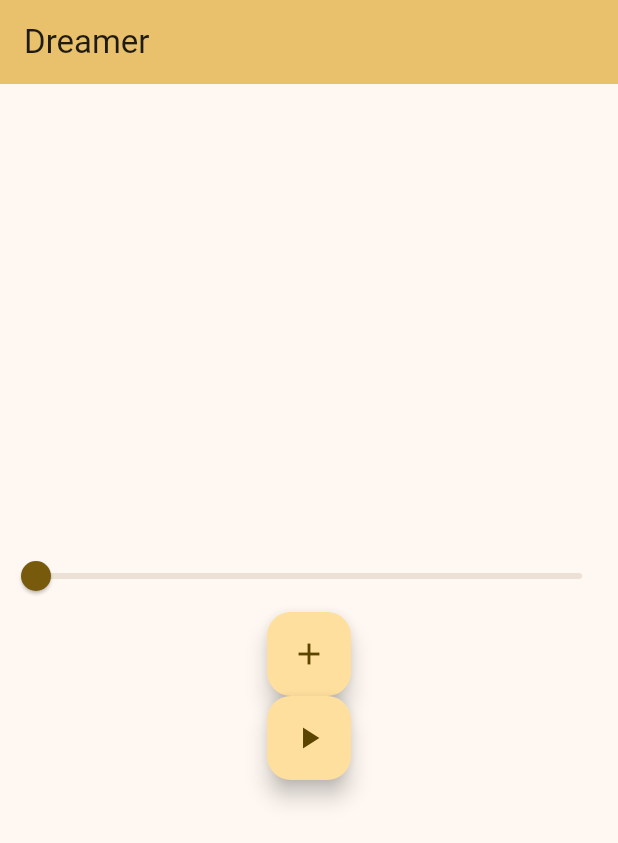
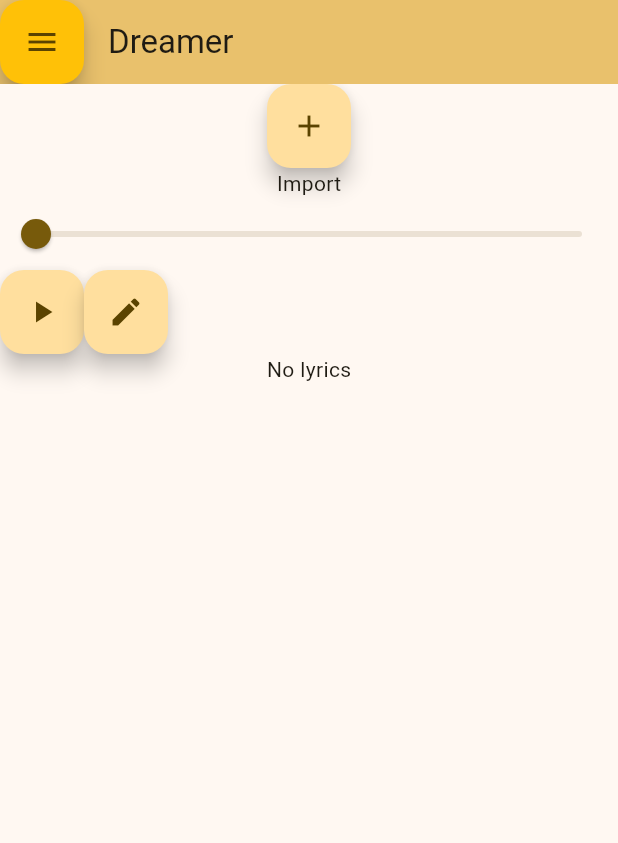
Before and after one commit to judydev/dreamer_playlist, a Flutter app: the screen it shows after launch, after a tap on the "add" icon, on a phone screen of 412 x 824 dp. Shown: the top 843 px of the screen. Run offline on Flutter 3.47's test engine with Material 2 defaults, Android fonts, the light colour scheme and no system bars; our stand-ins replace audioplayers, file_picker.

Commit message:
add lyrics block and edit button

```diff
--- /dev/null
+++ b/lib/lyrics_view.dart
@@ -0,0 +1,83 @@
+import 'package:flutter/material.dart';
+
+class LyricsView extends StatefulWidget {
+  final String lyrics;
+
+  LyricsView(this.lyrics);
+
+  @override
+  LyricsViewState createState() => LyricsViewState();
+}
+
+class LyricsViewState extends State<LyricsView> {
+  String lyrics = "";
+
+  @override
+  void initState() {
+    super.initState();
+
+    lyrics = widget.lyrics;
+  }
+
+  @override
+  Widget build(BuildContext context) {
+    return lyrics.isNotEmpty
+        ? ListView(
+            children: [
+              for (String line in lyrics.split("\n")) Text(line),
+            ],
+          )
+        : Text("No lyrics");
+  }
+}
+
+class ListBuilder extends StatefulWidget {
+  const ListBuilder({
+    super.key,
+    required this.selectedList,
+    required this.isSelectionMode,
+    required this.onSelectionChange,
+  });
+
+  final bool isSelectionMode;
+  final List<bool> selectedList;
+  final Function(bool)? onSelectionChange;
+
+  @override
+  State<ListBuilder> createState() => _ListBuilderState();
+}
+
+class _ListBuilderState extends State<ListBuilder> {
+  void _toggle(int index) {
+    if (widget.isSelectionMode) {
+      setState(() {
+        widget.selectedList[index] = !widget.selectedList[index];
+      });
+    }
+  }
+
+  @override
+  Widget build(BuildContext context) {
+    return ListView.builder(
+        itemCount: widget.selectedList.length,
+        itemBuilder: (_, int index) {
+          return ListTile(
+              onTap: () => _toggle(index),
+              onLongPress: () {
+                if (!widget.isSelectionMode) {
+                  setState(() {
+                    widget.selectedList[index] = true;
+                  });
+                  widget.onSelectionChange!(true);
+                }
+              },
+              trailing: widget.isSelectionMode
+                  ? Checkbox(
+                      value: widget.selectedList[index],
+                      onChanged: (bool? x) => _toggle(index),
+                    )
+                  : const SizedBox.shrink(),
+              title: Text('item $index'));
+        });
+  }
+}
--- a/lib/main.dart
+++ b/lib/main.dart
@@ -1,7 +1,7 @@
-import 'package:audioplayers/audioplayers.dart';
-import 'package:file_picker/file_picker.dart';
 import 'package:flutter/material.dart';
-import './helper.dart';
+import 'package:dreamer_app/project_icon_view.dart';
+import 'package:dreamer_app/project_view.dart';
+import 'package:dreamer_app/project.dart';
 
 void main() {
   runApp(const MyApp());
@@ -13,7 +13,7 @@
   @override
   Widget build(BuildContext context) {
     return MaterialApp(
-      // title: 'Dreamer',
+      title: 'Dreamer',
       theme: ThemeData(
         colorScheme: ColorScheme.fromSeed(seedColor: Colors.amber),
         useMaterial3: true,
@@ -31,82 +31,18 @@
 }
 
 class _MyHomePageState extends State<MyHomePage> {
-  AudioPlayer audioFilePlayer = AudioPlayer();
-  bool isAudioFilePlaying = false;
-  List<String> acceptedAudioExtensions =
-      List.unmodifiable(["m4a", "mp3", "wav"]);
+  // AudioCache audioCache = AudioCache(prefix: 'assets/audio/');
+  List<Project> projects = [];
+  Project currentProject = Project(isEmpty: true, isNew: true);
+  bool isProjectEmpty = true;
 
-  AudioPlayer recordingPlayer = AudioPlayer();
-  bool isRecordingPlaying = false;
-
-  Duration duration = Duration.zero;
-  Duration position = Duration.zero;
-
-  // AudioCache audioCache = AudioCache(prefix: 'assets/audio/');
-
-  List<PlatformFile> audioFileList = [];
-
-  @override
-  void initState() {
-    super.initState();
-
-    setState(() {
-      audioFilePlayer.onPlayerStateChanged.listen((state) {
-        setState(() {
-          isAudioFilePlaying = state == PlayerState.playing;
-        });
-      });
-
-      audioFilePlayer.onPositionChanged.listen((newPosition) {
-        setState(() {
-          position = newPosition;
-        });
-      });
-
-      audioFilePlayer.onDurationChanged.listen((newDuration) {
-        setState(() {
-          duration = newDuration;
-        });
-      });
-
-      // todo: replay the same file
-      // audioFilePlayer.onPlayerComplete.listen((event) {
-      //   audioFilePlayer.play(audioFilePlayer.source!);
-      // });
-    });
-  }
-
-  String formatTime(int seconds) {
-    return '${(Duration(seconds: seconds))}'.split('.')[0].padLeft(8, '0');
-  }
-
-  void _selectFile() {
-    FilePicker.platform.pickFiles().then((selectedFile) => {
-          print(selectedFile),
-          if (selectedFile != null)
-            {
-              for (final file in selectedFile.files)
-                {
-                  if (acceptedAudioExtensions.contains(file.extension))
-                    {
-                      audioFilePlayer.play(DeviceFileSource(file.path!)),
-                      setState(() {
-                        audioFileList.add(file);
-                        isAudioFilePlaying = true;
-                      })
-                    }
-                  else
-                    {
-                      showDialogPopup(
-                          context,
-                          "Warning",
-                          Text("The file you selected is not an audio file."),
-                          [displayTextButton(context, "OK")])
-                    }
-
-                }
-            }
-        });
+  setCurrentProjectCallBack() {
+    setState(
+      () {
+        currentProject.isEmpty = false;
+        isProjectEmpty = false;
+      },
+    );
   }
 
   @override
@@ -115,67 +51,22 @@
         appBar: AppBar(
             backgroundColor: Theme.of(context).colorScheme.inversePrimary,
             title: Text("Dreamer"),
-      ),
-      body: Center(
-        child: Column(
-          mainAxisAlignment: MainAxisAlignment.center,
-          children: <Widget>[
-            Row(
-              children: [
-                ...audioFileList.map((file) => FloatingActionButton(
-                      onPressed: () => {
-                        audioFilePlayer.play(DeviceFileSource(file.path!)),
-                        setState(() => isAudioFilePlaying = true)
+            leading: FloatingActionButton(
+              onPressed: () {
+                setState(() {
+                  currentProject = Project(isEmpty: true);
+                  isProjectEmpty = true;
+                });
               },
-                      heroTag: null,
-                      tooltip: file.name,
-                      child: const Icon(Icons.audio_file),
+              backgroundColor: Colors.amber,
+              child: Icon(Icons.menu),
             )),
-              ],
-            ),
-            Slider(
-              min: 0.0,
-              max: duration.inSeconds.toDouble(),
-              value: position.inSeconds.toDouble(),
-              onChanged: (value) {
-                final position = Duration(seconds: value.toInt());
-                audioFilePlayer.seek(position);
-                audioFilePlayer.resume();
-              },
-            ),
-            FloatingActionButton(
-              onPressed: () => {_selectFile()},
-              heroTag: null,
-              tooltip: 'Import',
-              child: const Icon(Icons.add),
-            ),
-            FloatingActionButton(
-              onPressed: audioFilePlayer.source == null
-                  ? null
-                  : () => {
-                        print('playerId'),
-                        print(audioFilePlayer.playerId),
-                        print(audioFilePlayer.source),
-                        if (isAudioFilePlaying)
-                          {
-                            audioFilePlayer.pause(),
-                            setState(() => isAudioFilePlaying = false)
-                          }
-                        else
-                          {
-                            audioFilePlayer.resume(),
-                            setState(() => isAudioFilePlaying = true)
-                          }
-              },
-              heroTag: null,
-              tooltip: isAudioFilePlaying ? 'Pause' : 'Play',
-              child: isAudioFilePlaying
-                  ? Icon(Icons.pause_circle)
-                  : Icon(Icons.play_arrow),
+        resizeToAvoidBottomInset: false,
+        body: currentProject.isEmpty
+            ? ProjectIconView("New project", setCurrentProjectCallBack)
+            : ProjectView(
+                project: currentProject,
               )
-          ],
-        ),
-      ),
         );
   }
 }
--- /dev/null
+++ b/lib/project.dart
@@ -0,0 +1,14 @@
+class Project {
+  bool isEmpty;
+  bool isNew;
+  List<String>? audioFiles = [];
+  List<String>? recordings = [];
+  String? lyrics = "";
+
+  Project(
+      {this.audioFiles,
+      this.recordings,
+      this.lyrics,
+      this.isEmpty = true,
+      this.isNew = true});
+}
--- /dev/null
+++ b/lib/project_icon_view.dart
@@ -0,0 +1,70 @@
+import 'package:file_picker/file_picker.dart';
+import 'package:flutter/material.dart';
+
+void _selectFile() {
+  FilePicker.platform.pickFiles().then((selectedFile) => {
+        print(selectedFile),
+      });
+}
+
+class ProjectIconView extends StatelessWidget {
+  ProjectIconView(this.title, this.callback);
+
+  final String title;
+  final Function? callback;
+
+  @override
+  Widget build(BuildContext context) {
+    return (Column(
+      children: [
+        FloatingActionButton(
+          onPressed: () => {callback!()},
+          // tooltip: 'New',
+          child: const Icon(Icons.add),
+        ),
+        Text(title),
+        // Text(lastModifiedDateTime)
+      ],
+    ));
+  }
+}
+
+getNewProjectIcon(String songName, setCurrentProjectCallBack) {
+  return (Column(
+    children: [
+      FloatingActionButton(
+        onPressed: setCurrentProjectCallBack,
+        tooltip: 'New',
+        child: const Icon(Icons.add),
+      ),
+      Text(songName),
+      // Text(lastModifiedDateTime)
+    ],
+  ));
+}
+
+addAudioIcon() {
+  return (Column(
+    children: [
+      FloatingActionButton(
+          onPressed: _selectFile,
+          tooltip: 'Add audio',
+          child: const Icon(Icons.add)),
+      Text('Import')
+    ],
+  ));
+}
+
+getProjectIcon(String songName) {
+  return (Column(
+    children: [
+      FloatingActionButton(
+        onPressed: () => {},
+        // tooltip: songName,
+        child: const Icon(Icons.audio_file),
+      ),
+      Text(songName),
+      // Text(lastModifiedDateTime)
+    ],
+  ));
+}
--- /dev/null
+++ b/lib/project_view.dart
@@ -0,0 +1,198 @@
+import 'package:audioplayers/audioplayers.dart';
+import 'package:dreamer_app/helper.dart';
+import 'package:dreamer_app/lyrics_view.dart';
+import 'package:dreamer_app/project.dart';
+import 'package:dreamer_app/project_icon_view.dart';
+import 'package:file_picker/file_picker.dart';
+import 'package:flutter/material.dart';
+
+List<String> acceptedAudioExtensions = List.unmodifiable(["m4a", "mp3", "wav"]);
+
+class ProjectView extends StatefulWidget {
+  final Project project;
+  ProjectView({required this.project});
+
+  @override
+  State<ProjectView> createState() => _ProjectViewState();
+}
+
+class _ProjectViewState extends State<ProjectView> {
+  late Project project;
+
+  // _ProjectViewState(this.project);
+
+  AudioPlayer audioFilePlayer = AudioPlayer();
+  bool isAudioFilePlaying = false;
+
+  AudioPlayer recordingPlayer = AudioPlayer();
+  bool isRecordingPlaying = false;
+
+  Duration duration = Duration.zero;
+  Duration position = Duration.zero;
+
+  bool isEditing = false;
+
+  List<PlatformFile> audioFileList = [];
+  String lyrics = "";
+
+  @override
+  void initState() {
+    super.initState();
+
+    project = widget.project;
+
+    setState(() {
+      audioFilePlayer.onPlayerStateChanged.listen((state) {
+        setState(() {
+          isAudioFilePlaying = state == PlayerState.playing;
+        });
+      });
+
+      audioFilePlayer.onPositionChanged.listen((newPosition) {
+        setState(() {
+          position = newPosition;
+        });
+      });
+
+      audioFilePlayer.onDurationChanged.listen((newDuration) {
+        setState(() {
+          duration = newDuration;
+        });
+      });
+
+      // todo: replay the same file
+      // audioFilePlayer.onPlayerComplete.listen((event) {
+      //   audioFilePlayer.play(audioFilePlayer.source!);
+      // });
+    });
+  }
+
+  String formatTime(int seconds) {
+    return '${(Duration(seconds: seconds))}'.split('.')[0].padLeft(8, '0');
+  }
+
+  void _selectFile() {
+    FilePicker.platform.pickFiles().then((selectedFile) => {
+          processSelectedFile(
+              context,
+              selectedFile,
+              audioFilePlayer,
+              (file) => {
+                    setState(() {
+                      audioFileList.add(file);
+                      isAudioFilePlaying = true;
+                    })
+                  })
+        });
+  }
+
+  @override
+  Widget build(BuildContext context) {
+    return Column(
+      mainAxisAlignment: MainAxisAlignment.center,
+      children: <Widget>[
+        ProjectIconView("Import", _selectFile),
+        Row(
+          children: [
+            ...audioFileList.map((file) => FloatingActionButton(
+                  onPressed: () => {
+                    audioFilePlayer.play(DeviceFileSource(file.path!)),
+                    setState(() => isAudioFilePlaying = true)
+                  },
+                  heroTag: null,
+                  tooltip: file.name,
+                  child: const Icon(Icons.audio_file),
+                )),
+          ],
+        ),
+        Slider(
+          min: 0.0,
+          max: duration.inSeconds.toDouble(),
+          value: position.inSeconds.toDouble(),
+          onChanged: (value) {
+            final position = Duration(seconds: value.toInt());
+            audioFilePlayer.seek(position);
+            audioFilePlayer.resume();
+          },
+        ),
+        Row(
+          children: [
+            FloatingActionButton(
+              onPressed: audioFilePlayer.source == null
+                  ? null
+                  : () => {
+                        if (isAudioFilePlaying)
+                          {
+                            audioFilePlayer.pause(),
+                            setState(() => isAudioFilePlaying = false)
+                          }
+                        else
+                          {
+                            audioFilePlayer.resume(),
+                            setState(() => isAudioFilePlaying = true)
+                          }
+                      },
+              heroTag: null,
+              tooltip: isAudioFilePlaying ? 'Pause' : 'Play',
+              child: isAudioFilePlaying
+                  ? Icon(Icons.pause_circle)
+                  : Icon(Icons.play_arrow),
+            ),
+            FloatingActionButton(
+              onPressed: () => {
+                setState(() {
+                  isEditing = !isEditing;
+                }),
+              },
+              heroTag: null,
+              tooltip: 'Edit',
+              child: Icon(Icons.edit),
+            )
+          ],
+        ),
+        isEditing
+            ? TextFormField(
+                onTapOutside: (event) {
+                  FocusScope.of(context).unfocus();
+                },
+                keyboardType: TextInputType.multiline,
+                maxLines: null,
+                initialValue: lyrics,
+                decoration: const InputDecoration(
+                  border: OutlineInputBorder(),
+                  labelText: 'Add lyrics here',
+                ),
+                onChanged: (value) {
+                  setState(() {
+                    lyrics = value;
+                  });
+                },
+              )
+            : Expanded(
+                child: SizedBox(height: 500, child: LyricsView(lyrics)),
+              )
+      ],
+    );
+  }
+}
+
+buildLyricsLineField(lyrics) {
+  return ([for (final line in lyrics.split("\n")) Text(line)]);
+}
+
+processSelectedFile(context, selectedFile, audioFilePlayer, callback) {
+  if (selectedFile != null) {
+    for (final file in selectedFile.files) {
+      if (acceptedAudioExtensions.contains(file.extension)) {
+        audioFilePlayer.play(DeviceFileSource(file.path!));
+        callback(file);
+      } else {
+        showDialogPopup(
+            context,
+            "Warning",
+            Text("The file you selected is not an audio file."),
+            [displayTextButton(context, "OK")]);
+      }
+    }
+  }
+}
```
Lines whose indentation alone changed are shown as unchanged.
